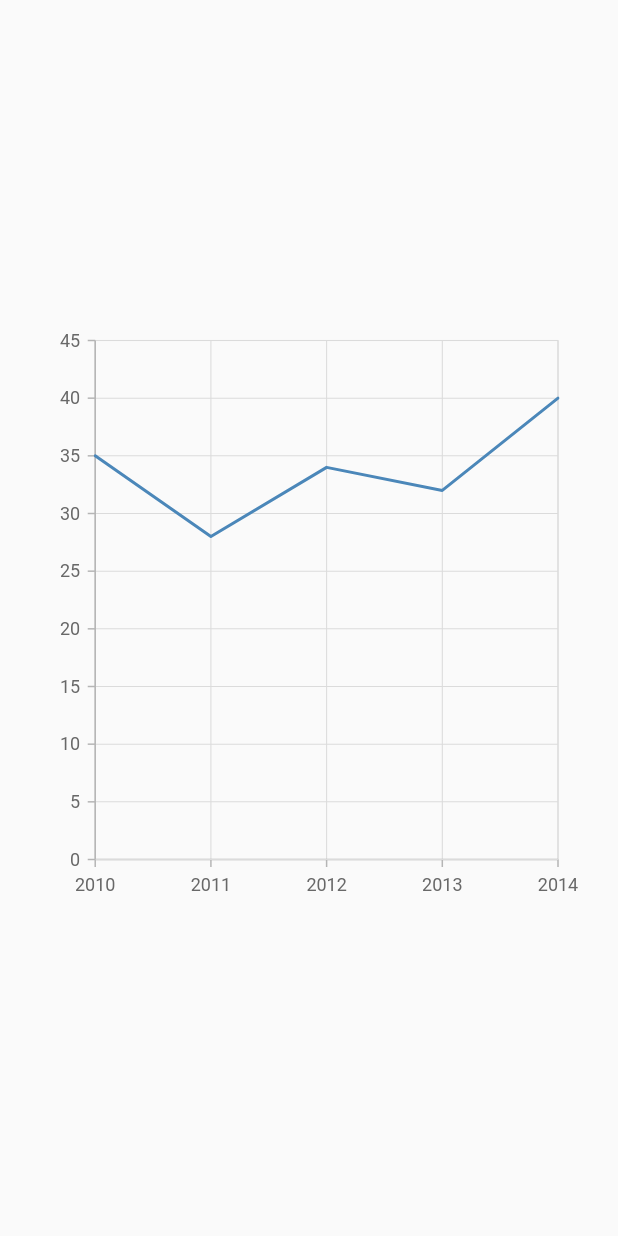
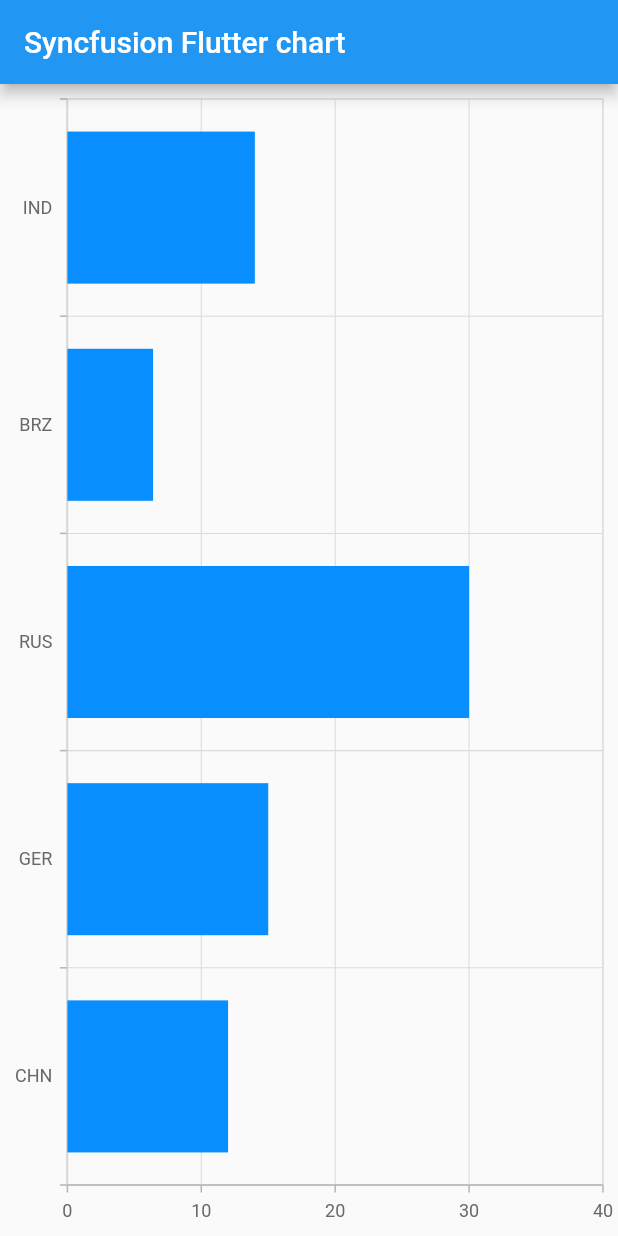
Before and after one commit to PranavMasekar/Flutter-Graphs, a Flutter app: the screen it shows after launch, on a phone screen of 412 x 824 dp. Run offline on Flutter 3.47's test engine with Material 2 defaults, Android fonts, the phone set to English and light mode, and no system bars; our stand-ins replace syncfusion_flutter_charts.

Commit message:
bar chart

```diff
--- a/lib/main.dart
+++ b/lib/main.dart
@@ -1,4 +1,5 @@
 import 'package:flutter/material.dart';
+import 'package:flutter_graphs/views/bar_chart.dart';
 import 'views/line_chart.dart';
 
 void main() {
@@ -16,7 +17,8 @@ class MyApp extends StatelessWidget {
       theme: ThemeData(
         primarySwatch: Colors.blue,
       ),
-      home: const LineChart(),
+      // home: const LineChart(),
+      home: BarChart(),
     );
   }
 }
--- /dev/null
+++ b/lib/views/bar_chart.dart
@@ -0,0 +1,55 @@
+import 'package:flutter/material.dart';
+import 'package:syncfusion_flutter_charts/charts.dart';
+
+class BarChart extends StatefulWidget {
+  // ignore: prefer_const_constructors_in_immutables
+  BarChart({Key? key}) : super(key: key);
+
+  @override
+  _MyHomePageState createState() => _MyHomePageState();
+}
+
+class _MyHomePageState extends State<BarChart> {
+  late List<_ChartData> data;
+  late TooltipBehavior _tooltip;
+
+  @override
+  void initState() {
+    data = [
+      _ChartData('CHN', 12),
+      _ChartData('GER', 15),
+      _ChartData('RUS', 30),
+      _ChartData('BRZ', 6.4),
+      _ChartData('IND', 14)
+    ];
+    _tooltip = TooltipBehavior(enable: true);
+    super.initState();
+  }
+
+  @override
+  Widget build(BuildContext context) {
+    return Scaffold(
+        appBar: AppBar(
+          title: const Text('Syncfusion Flutter chart'),
+        ),
+        body: SfCartesianChart(
+            primaryXAxis: CategoryAxis(),
+            primaryYAxis: NumericAxis(minimum: 0, maximum: 40, interval: 10),
+            tooltipBehavior: _tooltip,
+            series: <ChartSeries<_ChartData, String>>[
+              BarSeries<_ChartData, String>(
+                  dataSource: data,
+                  xValueMapper: (_ChartData data, _) => data.x,
+                  yValueMapper: (_ChartData data, _) => data.y,
+                  name: 'Gold',
+                  color: Color.fromRGBO(8, 142, 255, 1))
+            ]));
+  }
+}
+
+class _ChartData {
+  _ChartData(this.x, this.y);
+
+  final String x;
+  final double y;
+}
```
